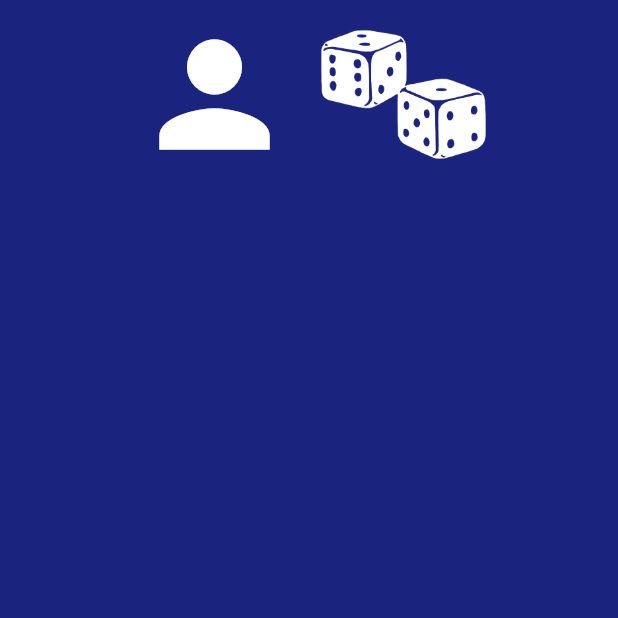
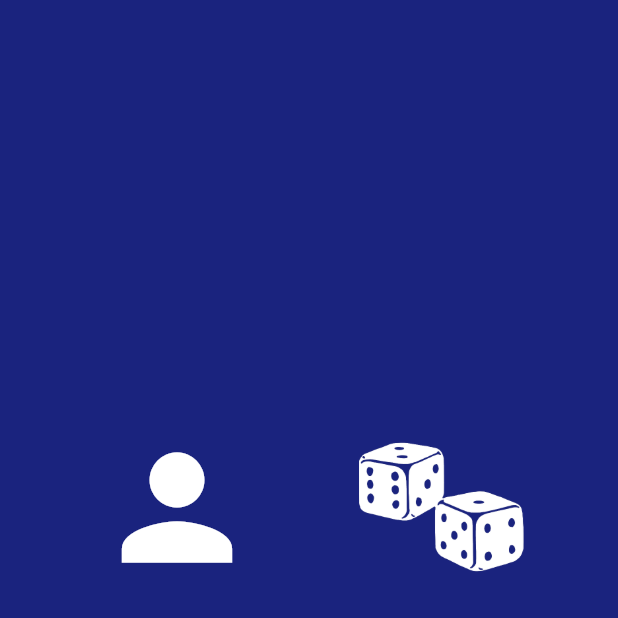
Before and after one commit to zahrtsa/flutter-state-less-ful-widget, a Flutter app: the screen it shows after launch, after a tap on the "person" icon, after a tap on the "navigate before" icon, on a phone screen of 412 x 824 dp, the top half of it. Run offline on Flutter 3.47's test engine with Material 2 defaults, Android fonts, the phone set to English and light mode, and no system bars.

Commit message:
first commit

```diff
--- a/lib/first_screen.dart
+++ b/lib/first_screen.dart
@@ -16,6 +16,7 @@ class FirstScreen extends StatelessWidget {
           mainAxisAlignment: MainAxisAlignment.center,
           children: <Widget>[
             Container(
+              margin: EdgeInsets.symmetric(vertical: 275.0, horizontal: 25.0),
               child: IconButton(
                 icon: Icon(
                   Icons.person,
@@ -33,6 +34,7 @@ class FirstScreen extends StatelessWidget {
               ),
             ),
             Container(
+              margin: EdgeInsets.symmetric(vertical: 275.0, horizontal: 25.0),
               child: IconButton(
                 icon: Image.asset(
                   'asset/img/diceweb.png',
--- a/lib/login/main_screen.dart
+++ b/lib/login/main_screen.dart
@@ -46,7 +46,7 @@ class MainScreen extends StatelessWidget {
               endIndent: 100,
             ),
             Card(
-              color: Colors.deepPurple[200],
+              color: Colors.indigo[200],
               shape: RoundedRectangleBorder(
                 side: BorderSide(color: Colors.white, width: 2),
                 borderRadius: BorderRadius.circular(40),
```
